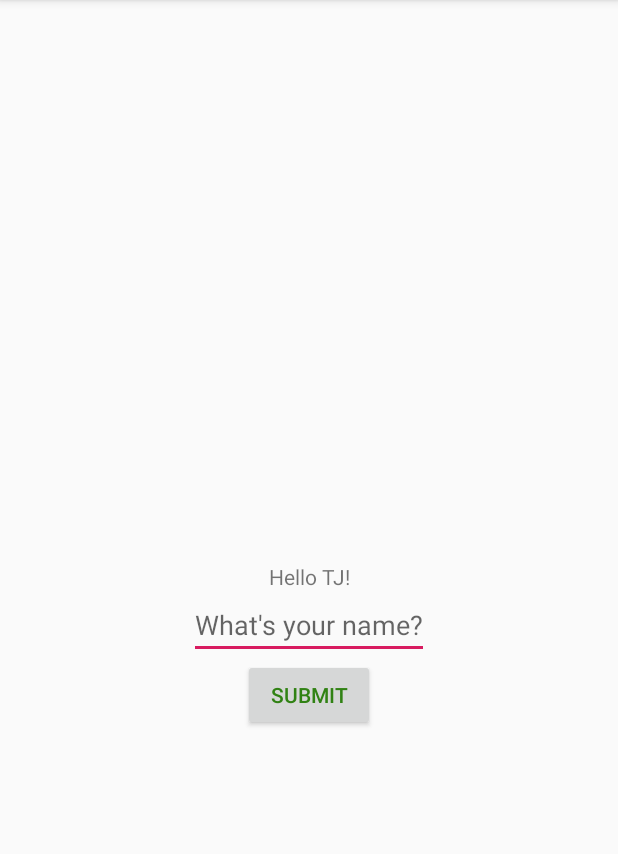
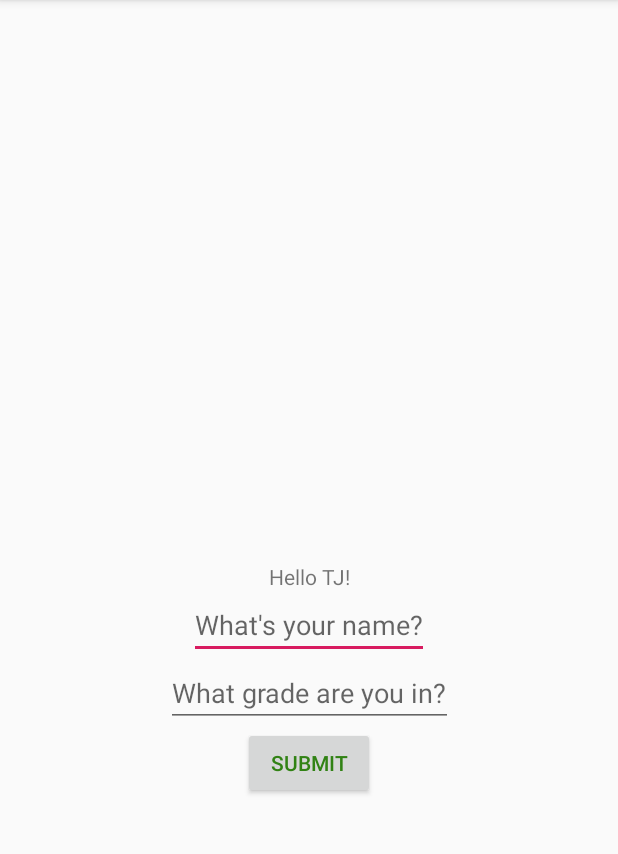
Before and after one commit to MildlyJealousJellyBean/dlt-ma, an Android app: the screen it shows after launch (MainActivity), on a phone screen of 412 x 824 dp, the part 84-938 px from its top. Run offline under Robolectric (Android 15) with nearby library versions, the phone set to English and light mode, and no system bars.

```diff
--- a/Quiz App/app/src/main/java/com/chigurupatiparthiv/quizapp/MainActivity.java
+++ b/Quiz App/app/src/main/java/com/chigurupatiparthiv/quizapp/MainActivity.java
@@ -3,12 +3,39 @@ package com.chigurupatiparthiv.quizapp;
 import androidx.appcompat.app.AppCompatActivity;
 
 import android.os.Bundle;
+import android.util.Log;
+import android.view.View;
+import android.widget.Button;
+import android.widget.EditText;
+import android.widget.TextView;
 
 public class MainActivity extends AppCompatActivity {
+    private Button submitButton;
+    EditText responseText;
+    TextView displayText;
 
     @Override
     protected void onCreate(Bundle savedInstanceState) {
         super.onCreate(savedInstanceState);
         setContentView(R.layout.activity_main);
+        submitButton = findViewById(R.id.clickButton);
+        responseText = findViewById(R.id.responseEditText);
+        displayText = findViewById(R.id.textBox);
+        submitButton.setOnClickListener(new View.OnClickListener() {
+            @Override
+            public void onClick(View view) {
+                System.out.println("Button was clicked");
+                Log.i("testButton", "This is Log.i (information)");
+                displayText.setText(String.format("%s %s", displayText.getText(), responseText.getText()));
+            }
+        });
+        responseText.setOnFocusChangeListener(new View.OnFocusChangeListener() {
+            @Override
+            public void onFocusChange(View v, boolean hasFocus) {
+                if(!hasFocus) {
+                    if(responseText.getText().toString().equals(""))
+                }
+            }
+        });
     }
 }
--- a/Quiz App/app/src/main/res/layout/activity_main.xml
+++ b/Quiz App/app/src/main/res/layout/activity_main.xml
@@ -20,10 +20,20 @@
         android:id="@+id/responseEditText"
         android:layout_width="wrap_content"
         android:layout_height="wrap_content"
-        android:hint="@string/hint_text"
+        android:hint="@string/hint1_text"
         app:layout_constraintTop_toBottomOf="@+id/textBox"
         app:layout_constraintLeft_toLeftOf="parent"
         app:layout_constraintRight_toRightOf="parent"
+        />
+    <EditText
+        android:id="@+id/response2EditText"
+        android:layout_width="wrap_content"
+        android:layout_height="wrap_content"
+        android:hint="@string/hint2_text"
+        android:inputType="number"
+        app:layout_constraintTop_toBottomOf="@id/responseEditText"
+        app:layout_constraintLeft_toLeftOf="@+id/responseEditText"
+        app:layout_constraintRight_toRightOf="@id/responseEditText"
         />
 
     <Button
@@ -33,7 +43,7 @@
         android:text="@string/click_button"
         android:textColor="#318214"
         android:textAllCaps="true"
-        app:layout_constraintTop_toBottomOf="@+id/responseEditText"
+        app:layout_constraintTop_toBottomOf="@+id/response2EditText"
         app:layout_constraintLeft_toLeftOf="parent"
         app:layout_constraintRight_toRightOf="parent"
         />
--- a/Quiz App/app/src/main/res/values/strings.xml
+++ b/Quiz App/app/src/main/res/values/strings.xml
@@ -1,6 +1,7 @@
 <resources>
     <string name="app_name">QuizApp</string>
     <string name="center_text">Hello TJ!</string>
-    <string name="hint_text">What\'s your name?</string>
+    <string name="hint1_text">What\'s your name?</string>
     <string name="click_button">Submit</string>
+    <string name="hint2_text">What grade are you in?</string>
 </resources>
```
Also changed, not shown: 1217 other files.
